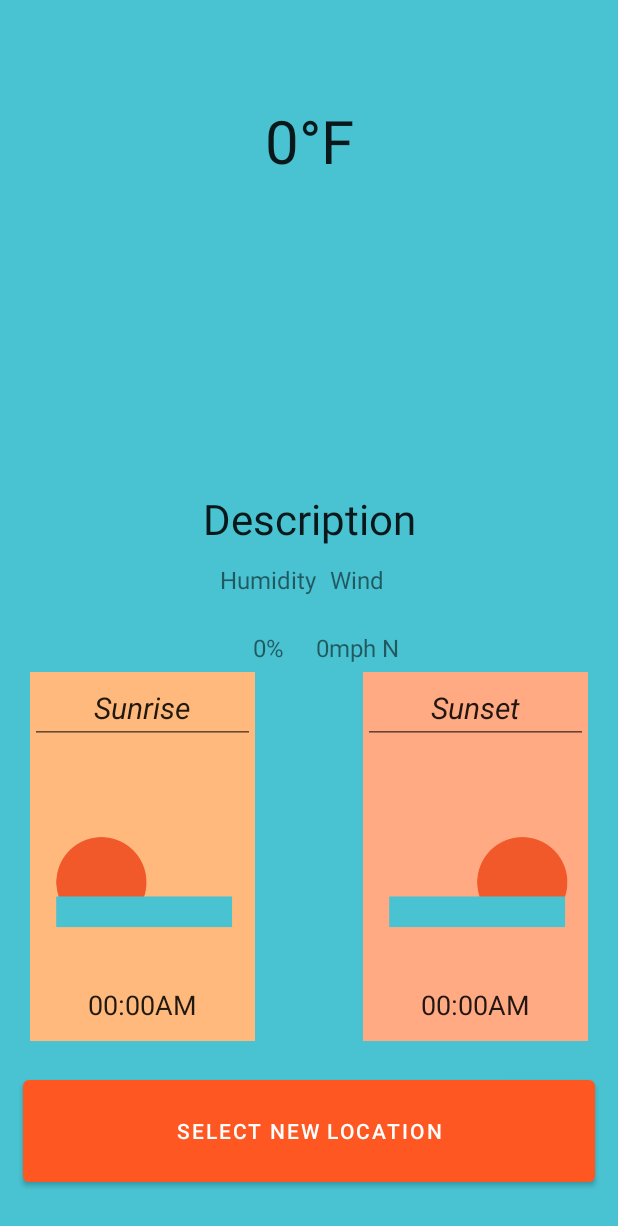
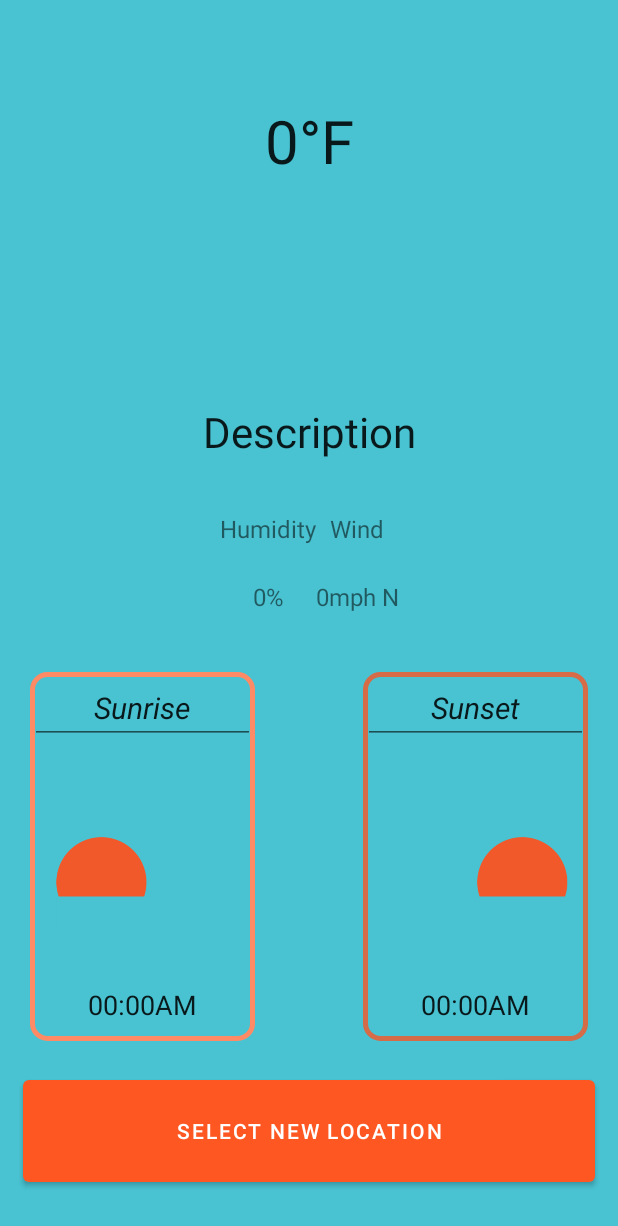
Before and after one commit to alo-beep/weather-pin, an Android app: the WeatherActivity screen opened directly, with no data from a screen before it, on a phone screen of 412 x 824 dp. Shown: the top 1226 px of the screen. Run offline under Robolectric (Android 15) with nearby library versions, the phone set to English and light mode, and no system bars; libraries missing offline, so code that uses them is left out: com.loopj.android, cz.msebera.android; 1 statement that could not run was skipped.

Commit message:
updated activities' looks, finished humidity and wind speed/direction

```diff
--- a/app/src/main/java/alopez188/finalproject/WeatherActivity.java
+++ b/app/src/main/java/alopez188/finalproject/WeatherActivity.java
@@ -41,6 +41,8 @@ public class WeatherActivity extends AppCompatActivity {
     private TextView temperatureTextView;
     private TextView weatherDescriptionTextView;
     private ImageView iconImageView;
+    private TextView humidityTextView;
+    private TextView windTextView;
 
     // Run once activity has been created
     @Override
@@ -99,7 +101,7 @@ public class WeatherActivity extends AppCompatActivity {
                                 // gather temperature and humidity
                                 JSONObject json = response.getJSONObject("main");
                                 double tmpTemp = json.getDouble("temp");
-                                int humidity = json.getInt("humidity");
+                                int tmpHumidity = json.getInt("humidity");
                                 // gather weather description and icon name
                                 JSONArray jsonArray = response.getJSONArray("weather");
                                 json = jsonArray.getJSONObject(0);
@@ -122,6 +124,7 @@ public class WeatherActivity extends AppCompatActivity {
                                 weatherData.setIconLink(tmpIcon);
                                 weatherData.setWindSpeed(tmpWindSpeed);
                                 weatherData.setWindDirection(tmpWindDirection);
+                                weatherData.setHumidity(tmpHumidity);
 
                                 insertValuesToActivity(weatherData);
                             } catch (JSONException e) {
@@ -144,6 +147,8 @@ public class WeatherActivity extends AppCompatActivity {
         sunriseTextView = findViewById(R.id.txt_sunrise);
         temperatureTextView = findViewById(R.id.txt_temperature);
         weatherDescriptionTextView = findViewById(R.id.txt_description);
+        humidityTextView = findViewById(R.id.txt_humidity);
+        windTextView = findViewById(R.id.txt_wind);
         iconImageView = findViewById(R.id.img_icon);
         // set, and download from API, icon ImageView
         new DownloadImageTask((ImageView)findViewById(R.id.img_icon))
@@ -154,6 +159,8 @@ public class WeatherActivity extends AppCompatActivity {
         sunsetTextView.setText(weatherData.getSunsetTime());
         weatherDescriptionTextView.setText(weatherData.getWeatherDescription());
         temperatureTextView.setText(weatherData.getTemperature());
+        humidityTextView.setText(weatherData.getHumidity());
+        windTextView.setText(weatherData.getWind());
 
         // scaling for icon image on different device sizes
         final float scale = getResources().getDisplayMetrics().density;
--- a/app/src/main/java/alopez188/finalproject/WeatherData.java
+++ b/app/src/main/java/alopez188/finalproject/WeatherData.java
@@ -18,6 +18,8 @@ public class WeatherData {
     private String iconName;
     private double windSpeed;
     private int windDirection;
+    private int humidity;
+    private String wind;
 
     /**
      * Default constructor
@@ -149,7 +151,7 @@ public class WeatherData {
      * Getter, for wind speed
      * @return string of formatted wind speed value
      */
-    public String getWindSpeed() { return String.valueOf(windSpeed + "mph"); }
+    public String getWindSpeed() { return String.valueOf(windSpeed); }
 
     /**
      * Setter, for wind direction
@@ -188,4 +190,22 @@ public class WeatherData {
         else if (degree >= 330 && degree <= 345) { direction = "NNW"; }
         return direction;
     }
+
+    /**
+     * Getter, for the complete wind string
+     * @return formatted wind text with wind speed and direction
+     */
+    public String getWind() { return getWindSpeed() + "mph " + getWindDirection(); }
+
+    /**
+     * Setter, for humidity
+     * @param tmpHumidity int
+     */
+    public void setHumidity(int tmpHumidity) { this.humidity = tmpHumidity; }
+
+    /**
+     * Getter, for humidity
+     * @return
+     */
+    public String getHumidity() { return String.valueOf(this.humidity) + "%"; }
 }
--- /dev/null
+++ b/app/src/main/res/drawable/layout_bg_sunrise.xml
@@ -0,0 +1,7 @@
+<?xml version="1.0" encoding="UTF-8"?>
+<shape xmlns:android="http://schemas.android.com/apk/res/android">
+    <solid android:color="#49C2D1"/>
+    <stroke android:width="3dp" android:color="#ff8b66" />
+    <corners android:radius="10dp"/>
+    <padding android:left="0dp" android:top="0dp" android:right="0dp" android:bottom="0dp" />
+</shape>
--- /dev/null
+++ b/app/src/main/res/drawable/layout_bg_sunset.xml
@@ -0,0 +1,7 @@
+<?xml version="1.0" encoding="UTF-8"?>
+<shape xmlns:android="http://schemas.android.com/apk/res/android">
+    <solid android:color="#49C2D1"/>
+    <stroke android:width="3dp" android:color="#d66b48" />
+    <corners android:radius="10dp"/>
+    <padding android:left="0dp" android:top="0dp" android:right="0dp" android:bottom="0dp" />
+</shape>
--- a/app/src/main/res/layout/activity_main.xml
+++ b/app/src/main/res/layout/activity_main.xml
@@ -39,7 +39,7 @@
         app:icon="@drawable/ic_current_location"
         app:iconPadding="0dp"
         app:iconSize="65dp"
-        app:iconTint="#FF5722"
+        app:iconTint="@color/purple_200"
         app:layout_constraintBottom_toBottomOf="parent"
         app:layout_constraintEnd_toEndOf="parent"
         app:layout_constraintStart_toEndOf="@+id/btn_showWeather" />
--- a/app/src/main/res/layout/activity_splash.xml
+++ b/app/src/main/res/layout/activity_splash.xml
@@ -36,7 +36,7 @@
         android:layout_marginBottom="52dp"
         android:alpha=".5"
         android:fontFamily="sans-serif-medium"
-        android:text="alo-beep"
+        android:text="alobeep"
         android:textAlignment="center"
         android:textAllCaps="false"
         android:textColor="#717171"
--- a/app/src/main/res/layout/activity_weather.xml
+++ b/app/src/main/res/layout/activity_weather.xml
@@ -13,7 +13,7 @@
         android:layout_height="wrap_content"
         android:layout_marginEnd="20dp"
         android:layout_marginBottom="20dp"
-        android:background="#FFAA83"
+        android:background="@drawable/layout_bg_sunset"
         android:orientation="vertical"
         app:layout_constraintBottom_toTopOf="@+id/btn_returnToLocation"
         app:layout_constraintEnd_toEndOf="parent">
@@ -80,7 +80,7 @@
         android:layout_height="wrap_content"
         android:layout_marginStart="20dp"
         android:layout_marginBottom="20dp"
-        android:background="#FFB97C"
+        android:background="@drawable/layout_bg_sunrise"
         android:clickable="false"
         android:orientation="vertical"
         app:layout_constraintBottom_toTopOf="@+id/btn_returnToLocation"
@@ -186,7 +186,6 @@
         android:id="@+id/txt_description"
         android:layout_width="wrap_content"
         android:layout_height="wrap_content"
-        android:layout_marginBottom="150dp"
         android:autoLink="all"
         android:background="@null"
         android:clickable="false"
@@ -203,7 +202,7 @@
         android:text="Description"
         android:textIsSelectable="false"
         android:textSize="28sp"
-        app:layout_constraintBottom_toTopOf="@+id/space"
+        app:layout_constraintBottom_toTopOf="@+id/linearLayout"
         app:layout_constraintEnd_toEndOf="parent"
         app:layout_constraintStart_toStartOf="parent"
         app:layout_constraintTop_toBottomOf="@+id/txt_temperature" />
@@ -236,7 +235,7 @@
         android:layout_marginStart="20dp"
         android:layout_marginTop="10dp"
         android:layout_marginEnd="20dp"
-        android:layout_marginBottom="10dp"
+        android:layout_marginBottom="20dp"
         android:alignmentMode="alignMargins"
         app:layout_constraintBottom_toTopOf="@+id/linearLayout"
         app:layout_constraintEnd_toEndOf="parent"
```
